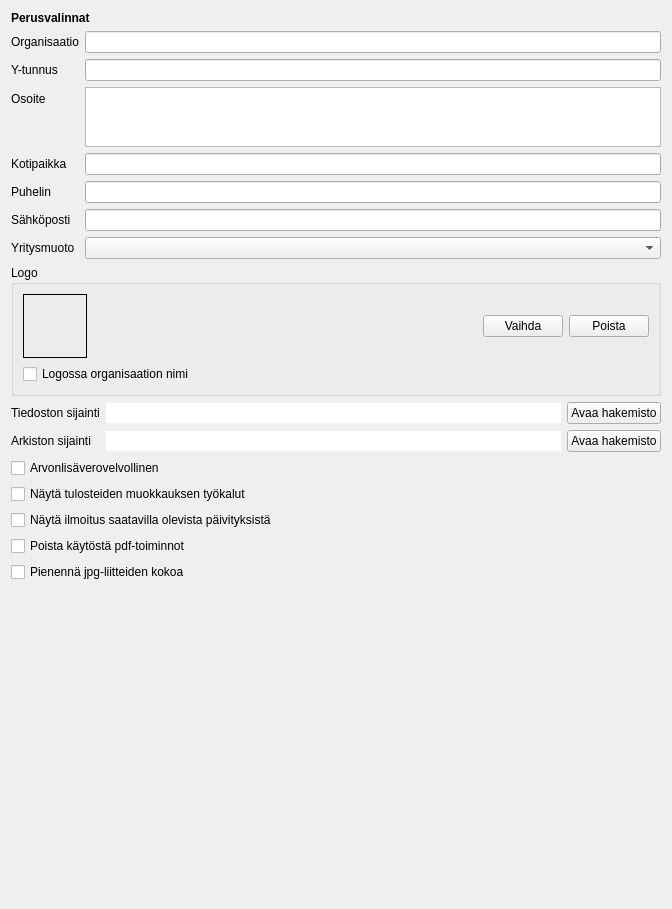
Qt form kitupiikki/maaritys/perusvalinnat.ui (artoh/kitupiikki) before a commit.
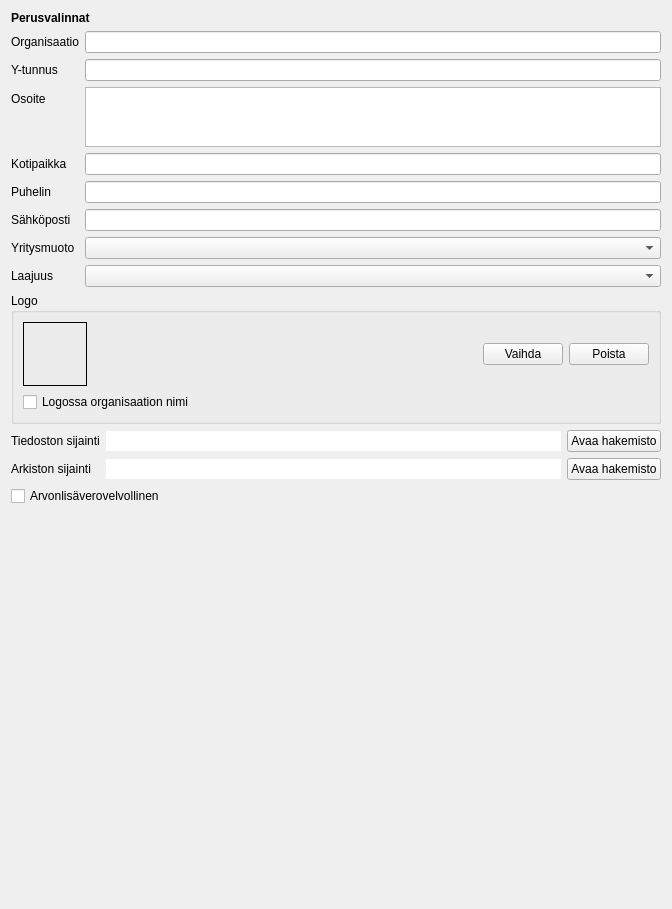
The same form after that commit. Icons and pictures are not drawn.

Patch:
```diff
--- a/kitupiikki/maaritys/perusvalinnat.ui
+++ b/kitupiikki/maaritys/perusvalinnat.ui
@@ -13,7 +13,7 @@
   <property name="windowTitle">
    <string>Form</string>
   </property>
-  <layout class="QVBoxLayout" name="verticalLayout_2" stretch="0,0,0,0,0,0,0,0,0,1">
+  <layout class="QVBoxLayout" name="verticalLayout_2" stretch="0,0,0,0,0,1">
    <item>
     <widget class="QLabel" name="label_3">
      <property name="text">
@@ -123,7 +123,31 @@
       </widget>
      </item>
      <item row="6" column="1">
-      <widget class="QComboBox" name="muotoCombo"/>
+      <widget class="QComboBox" name="muotoCombo">
+       <property name="Asetus" stdset="0">
+        <string>muoto</string>
+       </property>
+       <property name="Vaihtoehdot" stdset="0">
+        <string>muodot</string>
+       </property>
+      </widget>
+     </item>
+     <item row="7" column="0">
+      <widget class="QLabel" name="label_10">
+       <property name="text">
+        <string>Laajuus</string>
+       </property>
+      </widget>
+     </item>
+     <item row="7" column="1">
+      <widget class="QComboBox" name="laajuusCombo">
+       <property name="Asetus" stdset="0">
+        <string>laajuus</string>
+       </property>
+       <property name="Vaihtoehdot" stdset="0">
+        <string>laajuudet</string>
+       </property>
+      </widget>
      </item>
     </layout>
    </item>
@@ -138,7 +162,7 @@
         <item>
          <widget class="QLabel" name="logoLabel">
           <property name="sizePolicy">
-           <sizepolicy hsizetype="Preferred" vsizetype="Fixed">
+           <sizepolicy hsizetype="Preferred" vsizetype="Preferred">
             <horstretch>0</horstretch>
             <verstretch>0</verstretch>
            </sizepolicy>
@@ -294,49 +318,8 @@
       <iconset resource="../pic/pic.qrc">
        <normaloff>:/pic/vero.png</normaloff>:/pic/vero.png</iconset>
      </property>
-    </widget>
-   </item>
-   <item>
-    <widget class="QCheckBox" name="edistyneetCheck">
-     <property name="text">
-      <string>Näytä tulosteiden muokkauksen työkalut</string>
-     </property>
-     <property name="icon">
-      <iconset resource="../pic/pic.qrc">
-       <normaloff>:/pic/ratas.png</normaloff>:/pic/ratas.png</iconset>
-     </property>
-    </widget>
-   </item>
-   <item>
-    <widget class="QCheckBox" name="paivitysCheck">
-     <property name="text">
-      <string>Näytä ilmoitus saatavilla olevista päivityksistä</string>
-     </property>
-     <property name="icon">
-      <iconset resource="../pic/pic.qrc">
-       <normaloff>:/pic/paivita.png</normaloff>:/pic/paivita.png</iconset>
-     </property>
-    </widget>
-   </item>
-   <item>
-    <widget class="QCheckBox" name="eipdfCheck">
-     <property name="text">
-      <string>Poista käytöstä pdf-toiminnot</string>
-     </property>
-     <property name="icon">
-      <iconset resource="../pic/pic.qrc">
-       <normaloff>:/pic/pdf.png</normaloff>:/pic/pdf.png</iconset>
-     </property>
-    </widget>
-   </item>
-   <item>
-    <widget class="QCheckBox" name="pienennaJpg">
-     <property name="text">
-      <string>Pienennä jpg-liitteiden kokoa</string>
-     </property>
-     <property name="icon">
-      <iconset resource="../pic/pic.qrc">
-       <normaloff>:/pic/kuva2.png</normaloff>:/pic/kuva2.png</iconset>
+     <property name="Asetus" stdset="0">
+      <string>AlvVelvollinen</string>
      </property>
     </widget>
    </item>
```
Left out of the diff: 38 changed lines with no effect on the pictures.
